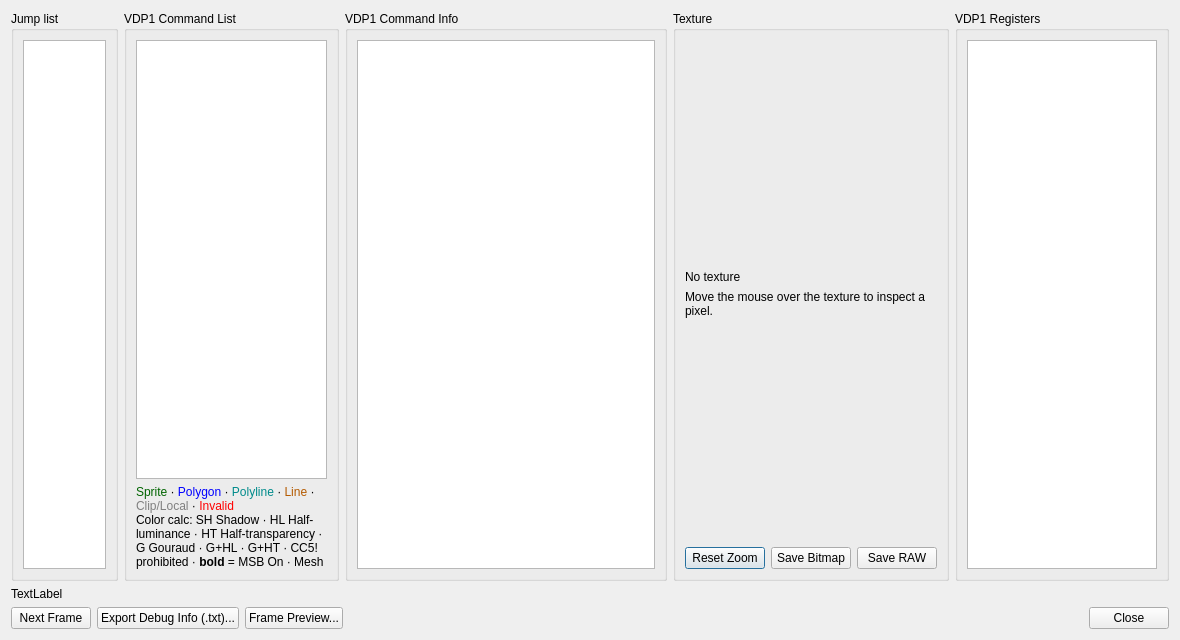
Before: the Qt Designer form yabause/src/port/qt/ui/UIDebugVDP1.ui in BenjaminSiskoo/Kronos_test, drawn with Qt 5.
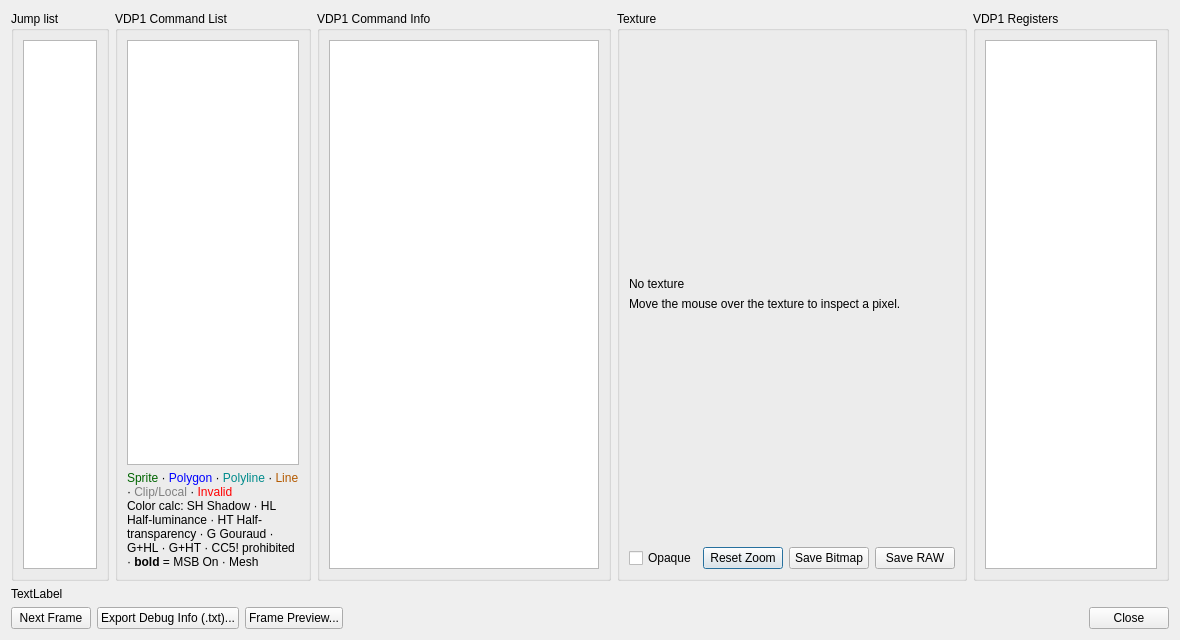
After: the same form once the commit is applied.

Commit message: qt/vdp1 debug: case Opaque à côté de Reset Zoom

Patch:
```diff
--- a/yabause/src/port/qt/ui/UIDebugVDP1.ui
+++ b/yabause/src/port/qt/ui/UIDebugVDP1.ui
@@ -174,6 +174,16 @@
               </property>
              </spacer>
             </item>
+            <item>
+             <widget class="QCheckBox" name="cbOpaque">
+              <property name="toolTip">
+               <string>Show transparent texels with their color instead of the checkerboard</string>
+              </property>
+              <property name="text">
+               <string>Opaque</string>
+              </property>
+             </widget>
+            </item>
             <item>
              <widget class="QPushButton" name="pbResetZoom">
               <property name="toolTip">
```
